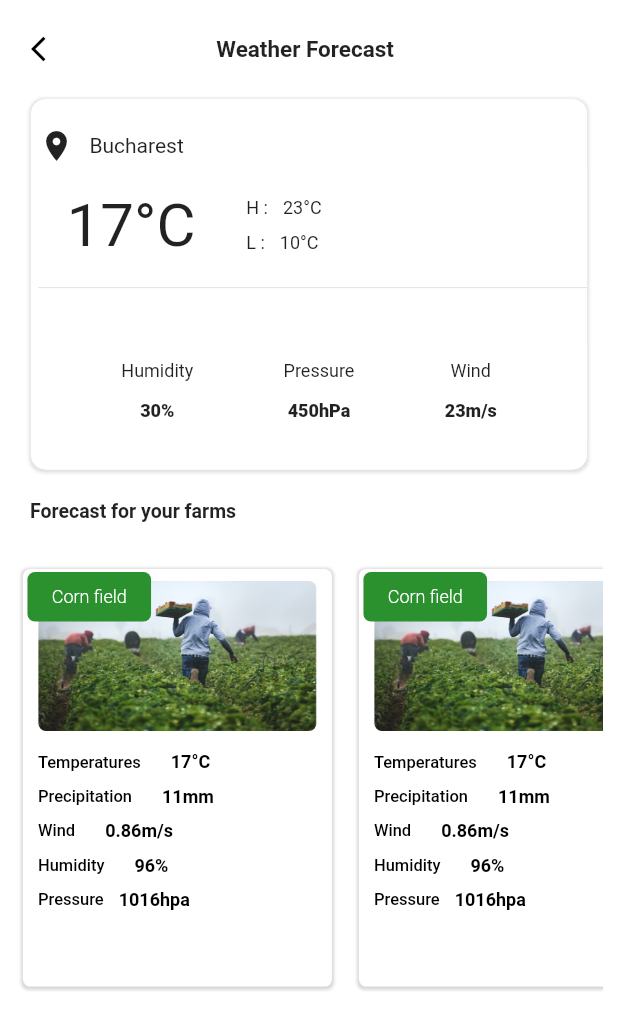
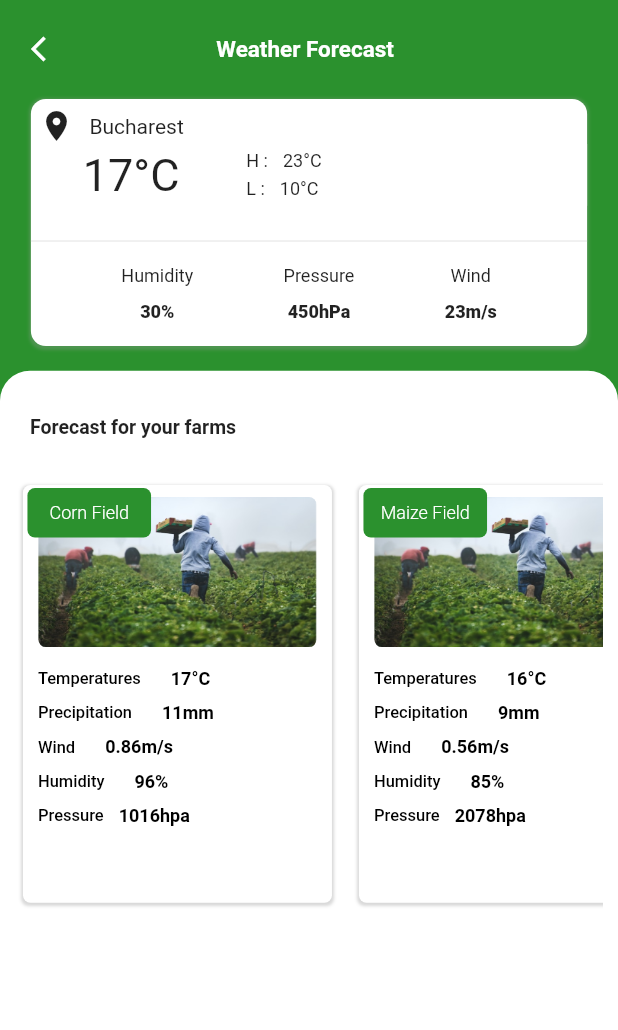
Before and after one commit to Trihz/App, a Flutter app: the Weather screen opened by its route, on a phone screen of 412 x 824 dp. Shown: the top 1030 px of the screen. Run offline on Flutter 3.47's test engine with Material 2 defaults, Android fonts, the phone set to English and light mode, and no system bars; our stand-ins replace animated_bottom_navigation_bar, animated_text_kit.

Commit message:
Minor changes to the UI

```diff
--- a/lib/weather/weather.dart
+++ b/lib/weather/weather.dart
@@ -1,7 +1,8 @@
-import 'package:agrogis/weather/weather_dataclass.dart';
+import 'package:agrogis/weather/weather_logic.dart';
 import 'package:flutter/material.dart';
-import 'package:syncfusion_flutter_charts/charts.dart';
-import 'package:syncfusion_flutter_charts/sparkcharts.dart';
+
+/// variable to store the weather forecast farm details
+List farmWeatherForecastDetails = [];
 
 class Weather extends StatefulWidget {
   const Weather({super.key});
@@ -16,6 +17,7 @@ class _WeatherState extends State<Weather> {
 
   @override
   void initState() {
+    farmWeatherForecastDetails = WeatherLogic().getForecastDetails();
     super.initState();
   }
 
@@ -24,7 +26,7 @@ class _WeatherState extends State<Weather> {
     return Container(
       height: MediaQuery.of(context).size.height * 0.08,
       width: MediaQuery.of(context).size.width * 0.9,
-      decoration: const BoxDecoration(color: Colors.white),
+      decoration: const BoxDecoration(color: Colors.transparent),
       child: Row(
         mainAxisAlignment: MainAxisAlignment.spaceBetween,
         children: [
@@ -35,18 +37,21 @@ class _WeatherState extends State<Weather> {
             child: const Icon(
               Icons.arrow_back_ios,
               size: 20,
-              color: Colors.black,
+              color: Colors.white,
             ),
           ),
           Container(
             height: MediaQuery.of(context).size.height * 0.1,
             width: MediaQuery.of(context).size.width * 0.6,
-            decoration: const BoxDecoration(color: Colors.white),
+            decoration: const BoxDecoration(color: Colors.transparent),
             child: const Align(
               alignment: Alignment.centerLeft,
               child: Text(
                 "Weather Forecast",
-                style: TextStyle(fontSize: 15, fontWeight: FontWeight.w700),
+                style: TextStyle(
+                    fontSize: 15,
+                    fontWeight: FontWeight.w700,
+                    color: Colors.white),
               ),
             ),
           )
@@ -58,7 +63,7 @@ class _WeatherState extends State<Weather> {
   /// widget to display the top container
   Widget topContainer() {
     return Container(
-      height: MediaQuery.of(context).size.height * 0.3,
+      height: MediaQuery.of(context).size.height * 0.2,
       width: MediaQuery.of(context).size.width * 0.9,
       decoration: BoxDecoration(
           color: Colors.white,
@@ -75,7 +80,7 @@ class _WeatherState extends State<Weather> {
         mainAxisAlignment: MainAxisAlignment.spaceEvenly,
         children: [
           Container(
-            height: MediaQuery.of(context).size.height * 0.15,
+            height: MediaQuery.of(context).size.height * 0.1,
             width: MediaQuery.of(context).size.width * 1,
             padding: const EdgeInsets.only(left: 5),
             decoration: const BoxDecoration(color: Colors.transparent),
@@ -92,7 +97,7 @@ class _WeatherState extends State<Weather> {
                   ],
                 ),
                 Container(
-                  height: MediaQuery.of(context).size.height * 0.1,
+                  height: MediaQuery.of(context).size.height * 0.05,
                   width: MediaQuery.of(context).size.width * 1,
                   decoration: const BoxDecoration(color: Colors.white),
                   child: Row(
@@ -105,7 +110,7 @@ class _WeatherState extends State<Weather> {
                           child: Text(
                             '17\u00B0C',
                             style: TextStyle(
-                                fontSize: 40, fontWeight: FontWeight.w400),
+                                fontSize: 30, fontWeight: FontWeight.w400),
                           ),
                         ),
                       ),
@@ -157,17 +162,17 @@ class _WeatherState extends State<Weather> {
                     ],
                   ),
                 ),
-                const Divider(
-                  height: 0.4,
-                  color: Color.fromARGB(255, 226, 226, 226),
-                ),
               ],
             ),
           ),
+          const Divider(
+            height: 0.4,
+            color: Color.fromARGB(255, 226, 226, 226),
+          ),
           Container(
-            height: MediaQuery.of(context).size.height * 0.08,
+            height: MediaQuery.of(context).size.height * 0.07,
             width: MediaQuery.of(context).size.width * 1,
-            decoration: const BoxDecoration(color: Colors.white),
+            decoration: const BoxDecoration(color: Colors.transparent),
             child: const Row(
               mainAxisAlignment: MainAxisAlignment.spaceEvenly,
               children: [
@@ -229,7 +234,7 @@ class _WeatherState extends State<Weather> {
     return Container(
       height: MediaQuery.of(context).size.height * 0.45,
       width: MediaQuery.of(context).size.width * 1,
-      margin: const EdgeInsets.only(top: 20),
+      margin: const EdgeInsets.only(top: 30),
       decoration: const BoxDecoration(color: Colors.white),
       child: Column(
         children: [
@@ -250,7 +255,7 @@ class _WeatherState extends State<Weather> {
               color: Colors.transparent,
             ),
             child: ListView.builder(
-                itemCount: 5,
+                itemCount: farmWeatherForecastDetails.length,
                 scrollDirection: Axis.horizontal,
                 itemBuilder: ((context, index) {
                   return Container(
@@ -294,25 +299,25 @@ class _WeatherState extends State<Weather> {
                               decoration: const BoxDecoration(
                                 color: Colors.transparent,
                               ),
-                              child: const Column(
+                              child: Column(
                                 mainAxisAlignment:
                                     MainAxisAlignment.spaceEvenly,
                                 children: [
                                   Row(
                                     children: [
-                                      Text(
+                                      const Text(
                                         "Temperatures",
                                         style: TextStyle(
                                             fontSize: 11,
                                             fontWeight: FontWeight.w500,
                                             color: Colors.black),
                                       ),
-                                      SizedBox(
+                                      const SizedBox(
                                         width: 20,
                                       ),
                                       Text(
-                                        "17\u00B0C",
-                                        style: TextStyle(
+                                        "${farmWeatherForecastDetails[index][1]}\u00B0C",
+                                        style: const TextStyle(
                                             fontSize: 12,
                                             fontWeight: FontWeight.w700,
                                             color: Colors.black),
@@ -321,19 +326,19 @@ class _WeatherState extends State<Weather> {
                                   ),
                                   Row(
                                     children: [
-                                      Text(
+                                      const Text(
                                         "Precipitation",
                                         style: TextStyle(
                                             fontSize: 11,
                                             fontWeight: FontWeight.w500,
                                             color: Colors.black),
                                       ),
-                                      SizedBox(
+                                      const SizedBox(
                                         width: 20,
                                       ),
                                       Text(
-                                        "11mm",
-                                        style: TextStyle(
+                                        "${farmWeatherForecastDetails[index][2]}mm",
+                                        style: const TextStyle(
                                             fontSize: 12,
                                             fontWeight: FontWeight.w700,
                                             color: Colors.black),
@@ -342,19 +347,19 @@ class _WeatherState extends State<Weather> {
                                   ),
                                   Row(
                                     children: [
-                                      Text(
+                                      const Text(
                                         "Wind",
                                         style: TextStyle(
                                             fontSize: 11,
                                             fontWeight: FontWeight.w500,
                                             color: Colors.black),
                                       ),
-                                      SizedBox(
+                                      const SizedBox(
                                         width: 20,
                                       ),
                                       Text(
-                                        "0.86m/s",
-                                        style: TextStyle(
+                                        "${farmWeatherForecastDetails[index][3]}m/s",
+                                        style: const TextStyle(
                                             fontSize: 12,
                                             fontWeight: FontWeight.w700,
                                             color: Colors.black),
@@ -363,19 +368,19 @@ class _WeatherState extends State<Weather> {
                                   ),
                                   Row(
                                     children: [
-                                      Text(
+                                      const Text(
                                         "Humidity",
                                         style: TextStyle(
                                             fontSize: 11,
                                             fontWeight: FontWeight.w500,
                                             color: Colors.black),
                                       ),
-                                      SizedBox(
+                                      const SizedBox(
                                         width: 20,
                                       ),
                                       Text(
-                                        "96%",
-                                        style: TextStyle(
+                                        "${farmWeatherForecastDetails[index][4]}%",
+                                        style: const TextStyle(
                                             fontSize: 12,
                                             fontWeight: FontWeight.w700,
                                             color: Colors.black),
@@ -384,19 +389,19 @@ class _WeatherState extends State<Weather> {
                                   ),
                                   Row(
                                     children: [
-                                      Text(
+                                      const Text(
                                         "Pressure",
                                         style: TextStyle(
                                             fontSize: 11,
                                             fontWeight: FontWeight.w500,
                                             color: Colors.black),
                                       ),
-                                      SizedBox(
+                                      const SizedBox(
                                         width: 10,
                                       ),
                                       Text(
-                                        "1016hpa",
-                                        style: TextStyle(
+                                        "${farmWeatherForecastDetails[index][5]}hpa",
+                                        style: const TextStyle(
                                             fontSize: 12,
                                             fontWeight: FontWeight.w700,
                                             color: Colors.black),
@@ -418,10 +423,10 @@ class _WeatherState extends State<Weather> {
                                   color: mainColor,
                                   borderRadius: const BorderRadius.all(
                                       Radius.circular(5))),
-                              child: const Center(
+                              child: Center(
                                 child: Text(
-                                  "Corn field",
-                                  style: TextStyle(
+                                  farmWeatherForecastDetails[index][0],
+                                  style: const TextStyle(
                                       fontSize: 12,
                                       fontWeight: FontWeight.w300,
                                       color: Colors.white),
@@ -444,9 +449,34 @@ class _WeatherState extends State<Weather> {
       body: Container(
         height: MediaQuery.of(context).size.height * 1,
         width: MediaQuery.of(context).size.width * 1,
-        decoration: const BoxDecoration(color: Colors.white),
+        decoration: BoxDecoration(color: mainColor),
         child: Column(
-          children: [appBar(), topContainer(), statisticsContainer()],
+          children: [
+            // Top Container
+            Container(
+              height: MediaQuery.of(context).size.height * 0.3,
+              width: MediaQuery.of(context).size.width * 1,
+              decoration: BoxDecoration(color: mainColor),
+              child: Column(
+                children: [appBar(), topContainer()],
+              ),
+            ),
+            // Bottom Container
+            Container(
+              height: MediaQuery.of(context).size.height * 0.7,
+              width: MediaQuery.of(context).size.width * 1,
+              decoration: const BoxDecoration(
+                color: Colors.white,
+                borderRadius: BorderRadius.only(
+                  topLeft: Radius.circular(20.0),
+                  topRight: Radius.circular(20.0),
+                ),
+              ),
+              child: Column(
+                children: [statisticsContainer()],
+              ),
+            ),
+          ],
         ),
       ),
     );
--- a/lib/weather/weather_dataclass.dart
+++ /dev/null
@@ -1,5 +0,0 @@
-class SalesData {
-  SalesData(this.year, this.sales);
-  final String year;
-  final double sales;
-}
--- /dev/null
+++ b/lib/weather/weather_logic.dart
@@ -0,0 +1,12 @@
+class WeatherLogic {
+  /// variable to store the weather forecast farm details
+  List farmWeatherForecastDetails = [
+    ["Corn Field", "17", "11", "0.86", "96", "1016"],
+    ["Maize Field", "16", "9", "0.56", "85", "2078"]
+  ];
+
+  /// function to return the farm weather forecast details
+  List getForecastDetails() {
+    return farmWeatherForecastDetails;
+  }
+}
```
Also changed, not shown: lib/droneservices/drone_services_ui.dart (+33 -24 lines), lib/homepage/homepage_ui.dart (+45 -33 lines), assets/account.jpg (added).
